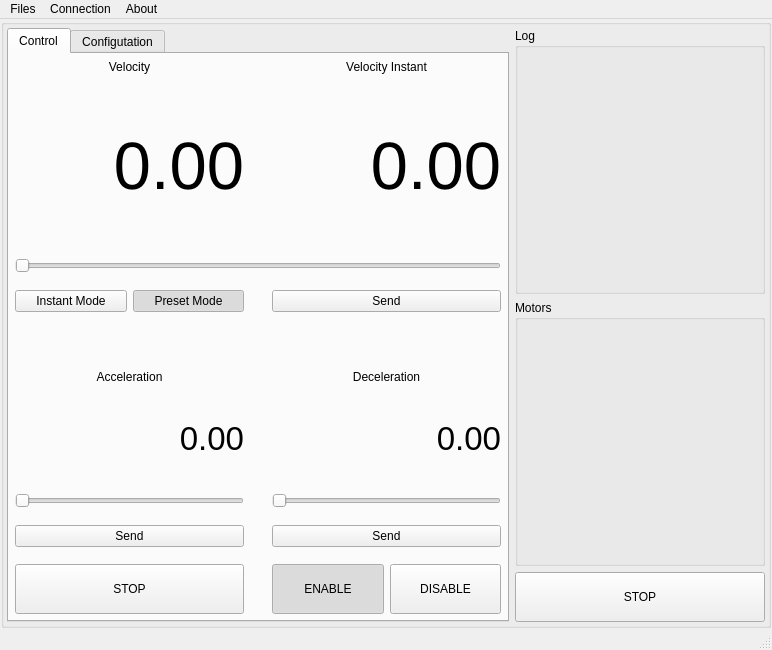
Old version of the form dario.ui in the repository exmachina-dev/EXM-dario.
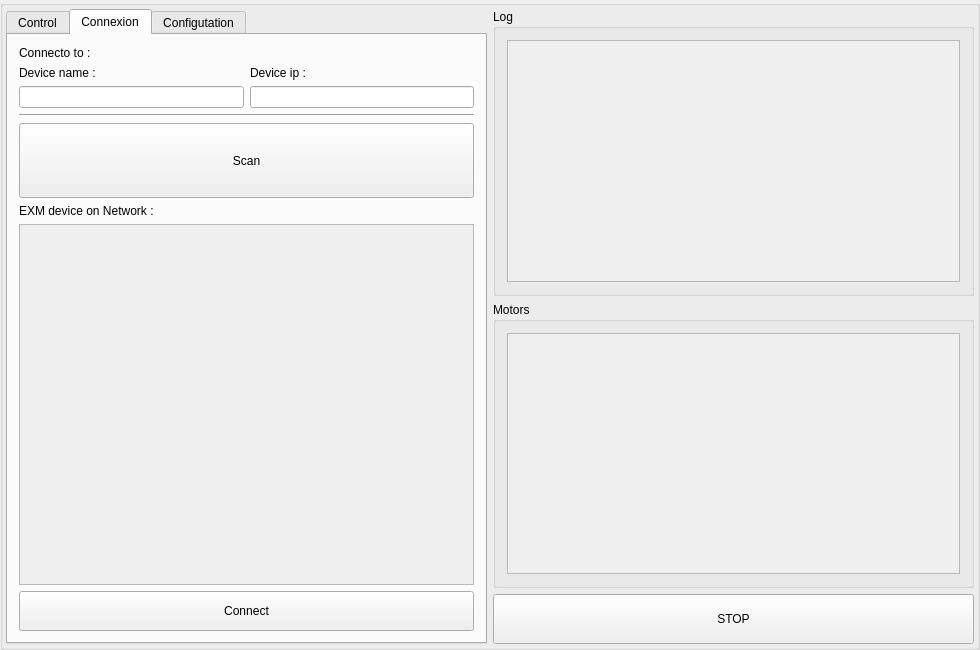
New version of the form. The open tabs and pages were chosen to show the change. Icons and pictures are not drawn.

Commit message: Design connexion layout

What changed in the file:
```diff
--- a/dario.ui
+++ b/dario.ui
@@ -9,7 +9,7 @@
    <rect>
     <x>0</x>
     <y>0</y>
-    <width>772</width>
+    <width>980</width>
     <height>650</height>
    </rect>
   </property>
@@ -61,10 +61,10 @@
     <item row="0" column="0">
      <layout class="QVBoxLayout" name="mainLayout">
       <property name="leftMargin">
-       <number>1</number>
+       <number>0</number>
       </property>
       <property name="rightMargin">
-       <number>1</number>
+       <number>0</number>
       </property>
       <item>
        <widget class="QGroupBox" name="MainGroup">
@@ -96,6 +96,103 @@
          <property name="bottomMargin">
           <number>3</number>
          </property>
+         <item row="0" column="1">
+          <layout class="QVBoxLayout" name="verticalLayout">
+           <item>
+            <widget class="QGroupBox" name="groupBox_Log">
+             <property name="minimumSize">
+              <size>
+               <width>250</width>
+               <height>0</height>
+              </size>
+             </property>
+             <property name="title">
+              <string>Log</string>
+             </property>
+             <layout class="QVBoxLayout" name="verticalLayout_7">
+              <item>
+               <widget class="QScrollArea" name="scrollArea_2">
+                <property name="minimumSize">
+                 <size>
+                  <width>250</width>
+                  <height>0</height>
+                 </size>
+                </property>
+                <property name="widgetResizable">
+                 <bool>true</bool>
+                </property>
+                <widget class="QWidget" name="scrollAreaWidgetContents_2">
+                 <property name="geometry">
+                  <rect>
+                   <x>0</x>
+                   <y>0</y>
+                   <width>458</width>
+                   <height>253</height>
+                  </rect>
+                 </property>
+                </widget>
+               </widget>
+              </item>
+             </layout>
+            </widget>
+           </item>
+           <item>
+            <widget class="QGroupBox" name="groupBox_Motors">
+             <property name="minimumSize">
+              <size>
+               <width>250</width>
+               <height>0</height>
+              </size>
+             </property>
+             <property name="title">
+              <string>Motors</string>
+             </property>
+             <layout class="QVBoxLayout" name="verticalLayout_5">
+              <item>
+               <layout class="QVBoxLayout" name="verticalLayout_4">
+                <item>
+                 <widget class="QScrollArea" name="scrollArea">
+                  <property name="minimumSize">
+                   <size>
+                    <width>250</width>
+                    <height>0</height>
+                   </size>
+                  </property>
+                  <property name="widgetResizable">
+                   <bool>true</bool>
+                  </property>
+                  <widget class="QWidget" name="scrollAreaWidgetContents">
+                   <property name="geometry">
+                    <rect>
+                     <x>0</x>
+                     <y>0</y>
+                     <width>456</width>
+                     <height>251</height>
+                    </rect>
+                   </property>
+                  </widget>
+                 </widget>
+                </item>
+               </layout>
+              </item>
+             </layout>
+            </widget>
+           </item>
+           <item>
+            <widget class="QPushButton" name="pushButton_Stop">
+             <property name="minimumSize">
+              <size>
+               <width>250</width>
+               <height>50</height>
+              </size>
+             </property>
+             <property name="text">
+              <string>STOP</string>
+             </property>
+            </widget>
+           </item>
+          </layout>
+         </item>
          <item row="0" column="0">
           <layout class="QGridLayout" name="gridLayout_5">
            <property name="bottomMargin">
@@ -121,6 +218,9 @@
              <property name="currentIndex">
               <number>0</number>
              </property>
+             <property name="tabsClosable">
+              <bool>false</bool>
+             </property>
              <widget class="QWidget" name="Controltab">
               <property name="sizePolicy">
                <sizepolicy hsizetype="Preferred" vsizetype="MinimumExpanding">
@@ -134,6 +234,12 @@
                 <height>257</height>
                </size>
               </property>
+              <property name="font">
+               <font>
+                <pointsize>8</pointsize>
+                <stylestrategy>PreferDefault</stylestrategy>
+               </font>
+              </property>
               <property name="accessibleName">
                <string/>
               </property>
@@ -181,7 +287,7 @@
                       <bool>true</bool>
                      </property>
                      <property name="checked">
-                      <bool>true</bool>
+                      <bool>false</bool>
                      </property>
                      <property name="autoExclusive">
                       <bool>true</bool>
@@ -202,6 +308,9 @@
                      <property name="checkable">
                       <bool>true</bool>
                      </property>
+                     <property name="checked">
+                      <bool>true</bool>
+                     </property>
                      <property name="autoExclusive">
                       <bool>true</bool>
                      </property>
@@ -497,6 +606,105 @@
                </item>
               </layout>
              </widget>
+             <widget class="QWidget" name="Connexiontab">
+              <attribute name="title">
+               <string>Connexion</string>
+              </attribute>
+              <layout class="QGridLayout" name="gridLayout_7">
+               <item row="0" column="0">
+                <layout class="QGridLayout" name="gridLayout_4">
+                 <item row="5" column="0">
+                  <widget class="QLabel" name="label_5">
+                   <property name="text">
+                    <string>EXM device on Network :</string>
+                   </property>
+                  </widget>
+                 </item>
+                 <item row="0" column="0">
+                  <widget class="QLabel" name="label_6">
+                   <property name="text">
+                    <string>Connecto to :</string>
+                   </property>
+                  </widget>
+                 </item>
+                 <item row="4" column="0">
+                  <widget class="QPushButton" name="pushButton">
+                   <property name="minimumSize">
+                    <size>
+                     <width>0</width>
+                     <height>75</height>
+                    </size>
+                   </property>
+                   <property name="text">
+                    <string>Scan</string>
+                   </property>
+                  </widget>
+                 </item>
+                 <item row="6" column="0">
+                  <widget class="QScrollArea" name="scrollArea_3">
+                   <property name="widgetResizable">
+                    <bool>true</bool>
+                   </property>
+                   <widget class="QWidget" name="scrollAreaWidgetContents_3">
+                    <property name="geometry">
+                     <rect>
+                      <x>0</x>
+                      <y>0</y>
+                      <width>452</width>
+                      <height>369</height>
+                     </rect>
+                    </property>
+                   </widget>
+                  </widget>
+                 </item>
+                 <item row="1" column="0">
+                  <layout class="QGridLayout" name="gridLayout">
+                   <item row="0" column="1">
+                    <widget class="QLabel" name="label_7">
+                     <property name="text">
+                      <string>Device ip :</string>
+                     </property>
+                    </widget>
+                   </item>
+                   <item row="0" column="0">
+                    <widget class="QLabel" name="label_8">
+                     <property name="text">
+                      <string>Device name :</string>
+                     </property>
+                    </widget>
+                   </item>
+                   <item row="1" column="1">
+                    <widget class="QLineEdit" name="lineEdit"/>
+                   </item>
+                   <item row="1" column="0">
+                    <widget class="QLineEdit" name="lineEdit_2"/>
+                   </item>
+                  </layout>
+                 </item>
+                 <item row="2" column="0">
+                  <widget class="Line" name="line">
+                   <property name="orientation">
+                    <enum>Qt::Horizontal</enum>
+                   </property>
+                  </widget>
+                 </item>
+                </layout>
+               </item>
+               <item row="1" column="0">
+                <widget class="QPushButton" name="pushButton_2">
+                 <property name="minimumSize">
+                  <size>
+                   <width>0</width>
+                   <height>40</height>
+                  </size>
+                 </property>
+                 <property name="text">
+                  <string>Connect</string>
+                 </property>
+                </widget>
+               </item>
+              </layout>
+             </widget>
              <widget class="QWidget" name="Configtab">
               <property name="enabled">
                <bool>true</bool>
@@ -504,49 +712,16 @@
               <attribute name="title">
                <string>Configutation</string>
               </attribute>
-              <layout class="QGridLayout" name="gridLayout"/>
+              <layout class="QVBoxLayout" name="verticalLayout_3">
+               <item>
+                <layout class="QVBoxLayout" name="verticalLayout_2"/>
+               </item>
+              </layout>
              </widget>
             </widget>
            </item>
           </layout>
          </item>
-         <item row="0" column="1">
-          <layout class="QVBoxLayout" name="verticalLayout">
-           <item>
-            <widget class="QGroupBox" name="groupBox_Log">
-             <property name="minimumSize">
-              <size>
-               <width>250</width>
-               <height>0</height>
-              </size>
-             </property>
-             <property name="title">
-              <string>Log</string>
-             </property>
-            </widget>
-           </item>
-           <item>
-            <widget class="QGroupBox" name="groupBox_Motors">
-             <property name="title">
-              <string>Motors</string>
-             </property>
-            </widget>
-           </item>
-           <item>
-            <widget class="QPushButton" name="pushButton_STOP">
-             <property name="minimumSize">
-              <size>
-               <width>0</width>
-               <height>50</height>
-              </size>
-             </property>
-             <property name="text">
-              <string>STOP</string>
-             </property>
-            </widget>
-           </item>
-          </layout>
-         </item>
         </layout>
        </widget>
       </item>
@@ -554,36 +729,6 @@
     </item>
    </layout>
   </widget>
-  <widget class="QStatusBar" name="statusBar"/>
-  <widget class="QMenuBar" name="menuBar">
-   <property name="geometry">
-    <rect>
-     <x>0</x>
-     <y>0</y>
-     <width>772</width>
-     <height>21</height>
-    </rect>
-   </property>
-   <widget class="QMenu" name="menuFiles">
-    <property name="title">
-     <string>Files</string>
-    </property>
-    <addaction name="actionQuit_2"/>
-   </widget>
-   <widget class="QMenu" name="menuConnection">
-    <property name="title">
-     <string>Connection</string>
-    </property>
-   </widget>
-   <widget class="QMenu" name="menuAbout">
-    <property name="title">
-     <string>About</string>
-    </property>
-   </widget>
-   <addaction name="menuFiles"/>
-   <addaction name="menuConnection"/>
-   <addaction name="menuAbout"/>
-  </widget>
   <action name="actionQuit">
    <property name="icon">
     <iconset theme="quit">
```
Left out of the diff: 22 changed lines with no effect on the pictures.
